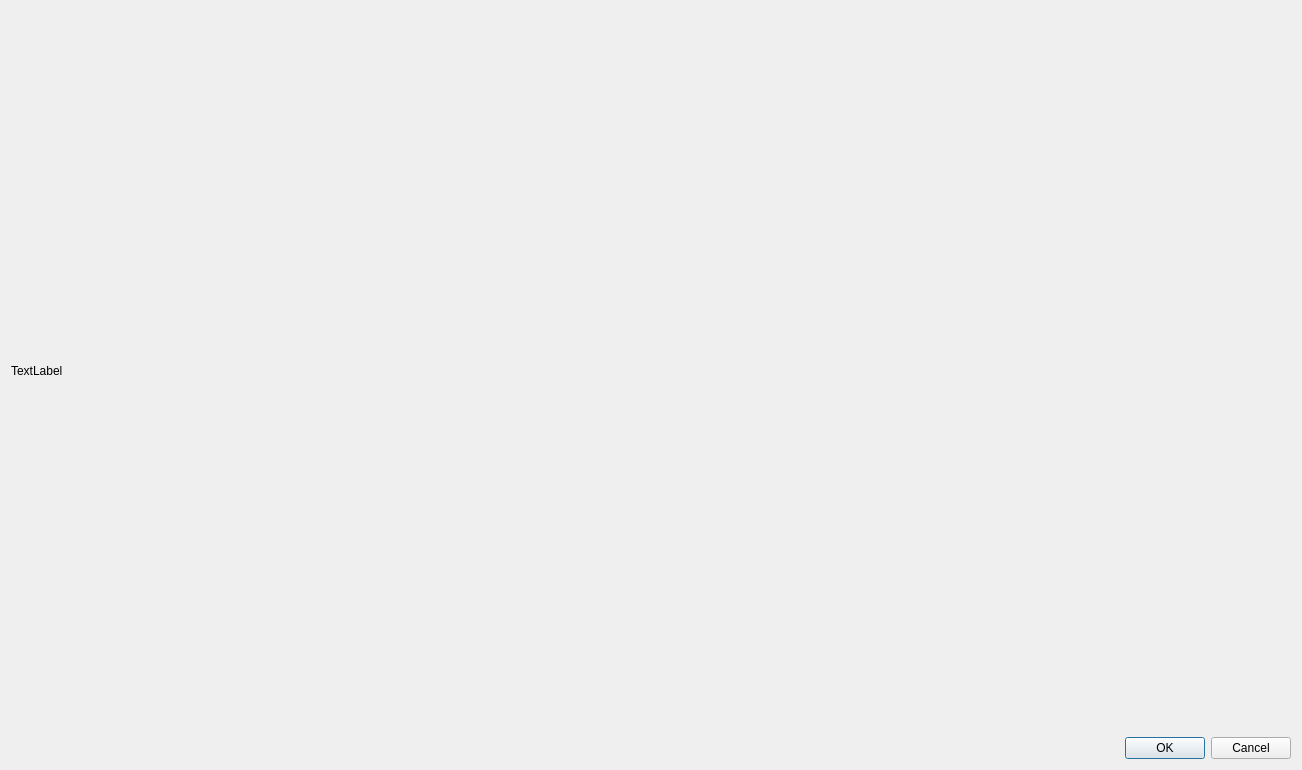
Qt form homura_art/ui/collage_preview.ui (nikohonu/homura-art) before a commit.
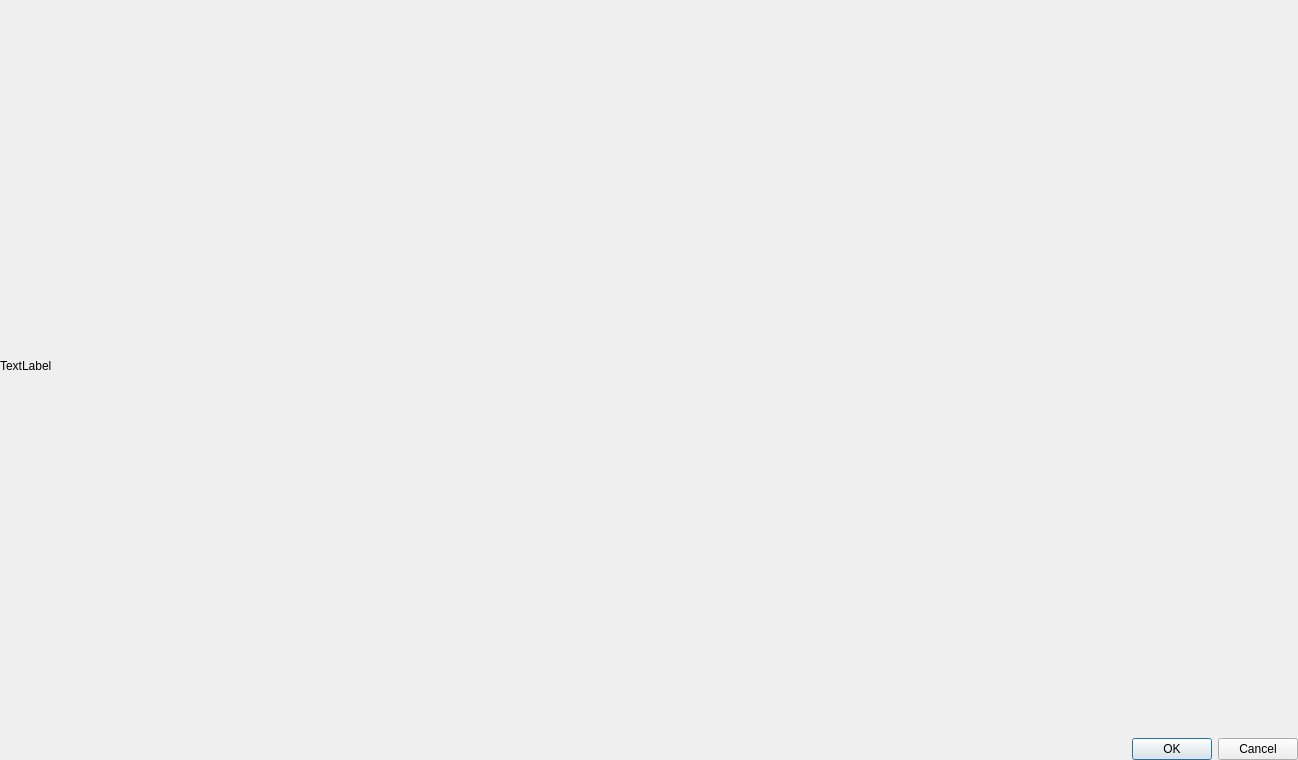
The same form after that commit.

```diff
--- a/homura_art/ui/collage_preview.ui
+++ b/homura_art/ui/collage_preview.ui
@@ -7,13 +7,25 @@
     <x>0</x>
     <y>0</y>
     <width>1298</width>
-    <height>770</height>
+    <height>760</height>
    </rect>
   </property>
   <property name="windowTitle">
    <string>Dialog</string>
   </property>
   <layout class="QVBoxLayout" name="verticalLayout">
+   <property name="leftMargin">
+    <number>0</number>
+   </property>
+   <property name="topMargin">
+    <number>0</number>
+   </property>
+   <property name="rightMargin">
+    <number>0</number>
+   </property>
+   <property name="bottomMargin">
+    <number>0</number>
+   </property>
    <item>
     <widget class="QLabel" name="file">
      <property name="minimumSize">
```
